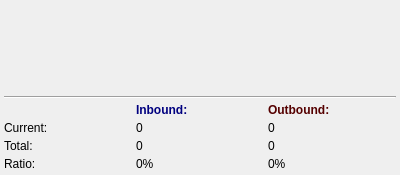
Above: Quazaa/UI/dialogneighbourinfo.ui from c3c/quazaa before the change. Below: the same form after it.
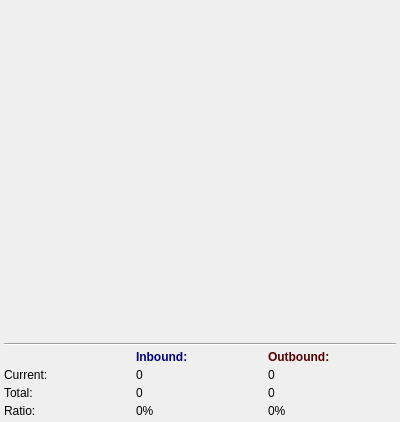
That is the form after the change. Icons and pictures are not drawn.

The edit to the form file:
```diff
--- a/Quazaa/UI/dialogneighbourinfo.ui
+++ b/Quazaa/UI/dialogneighbourinfo.ui
@@ -7,7 +7,7 @@
     <x>0</x>
     <y>0</y>
     <width>400</width>
-    <height>175</height>
+    <height>422</height>
    </rect>
   </property>
   <property name="minimumSize">
@@ -16,12 +16,6 @@
     <height>175</height>
    </size>
   </property>
-  <property name="maximumSize">
-   <size>
-    <width>400</width>
-    <height>175</height>
-   </size>
-  </property>
   <property name="windowTitle">
    <string>Neighbour Info</string>
   </property>
```
Left out of the diff: 11 changed lines with no effect on the pictures.
